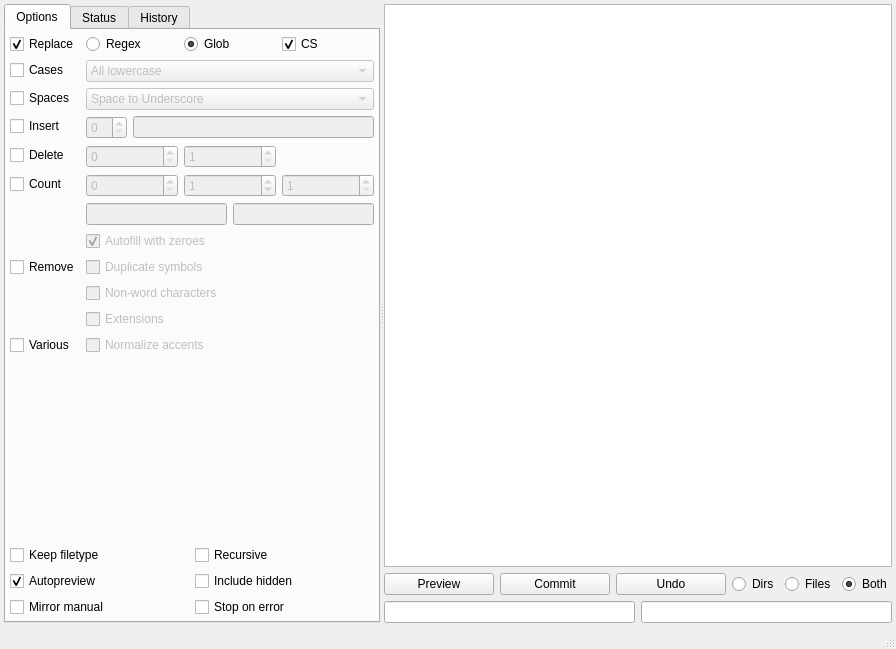
Qt form gui/filebrowser/demimove.ui (gmdfalk/60-days-of-python) before a commit.
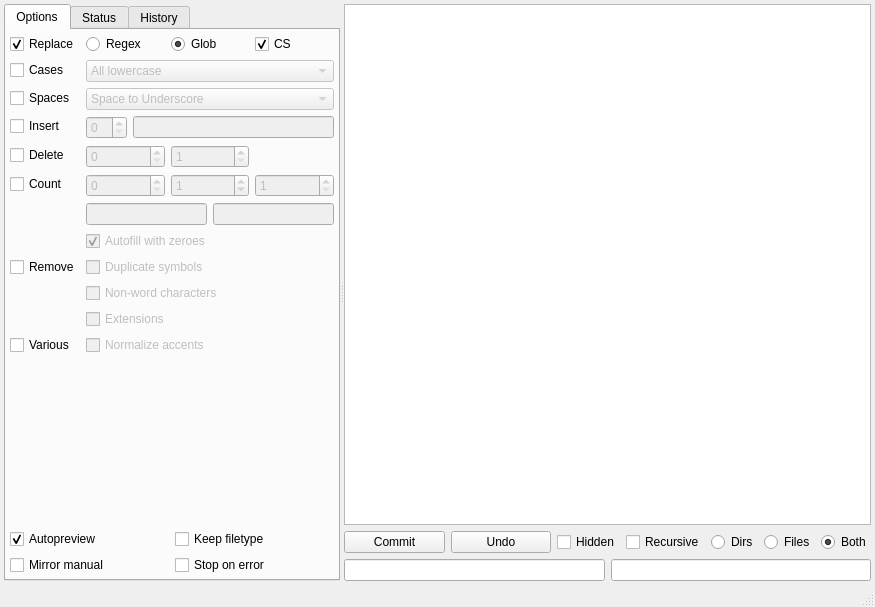
The same form after that commit.

Diff of the .ui file:
```diff
--- a/gui/filebrowser/demimove.ui
+++ b/gui/filebrowser/demimove.ui
@@ -6,8 +6,8 @@
    <rect>
     <x>0</x>
     <y>0</y>
-    <width>896</width>
-    <height>649</height>
+    <width>875</width>
+    <height>607</height>
    </rect>
   </property>
   <property name="windowTitle">
@@ -26,7 +26,7 @@
       <widget class="QTabWidget" name="treewidget">
        <property name="minimumSize">
         <size>
-         <width>242</width>
+         <width>264</width>
          <height>0</height>
         </size>
        </property>
@@ -440,26 +440,6 @@
          </item>
          <item>
           <layout class="QGridLayout" name="optiongrid" rowstretch="0,0,0" columnstretch="0,0">
-           <item row="0" column="0">
-            <widget class="QCheckBox" name="extensioncheck">
-             <property name="toolTip">
-              <string>&lt;html&gt;&lt;head/&gt;&lt;body&gt;&lt;p&gt;&lt;span style=&quot; font-weight:600;&quot;&gt;Preserve Extensions&lt;/span&gt;&lt;/p&gt;&lt;p&gt;Only the edit the basename of the file. Leave the extension untouched.&lt;/p&gt;&lt;/body&gt;&lt;/html&gt;</string>
-             </property>
-             <property name="text">
-              <string>Keep filetype</string>
-             </property>
-             <property name="checked">
-              <bool>false</bool>
-             </property>
-            </widget>
-           </item>
-           <item row="0" column="1">
-            <widget class="QCheckBox" name="recursivecheck">
-             <property name="text">
-              <string>Recursive</string>
-             </property>
-            </widget>
-           </item>
            <item row="1" column="0">
             <widget class="QCheckBox" name="autopreviewcheck">
              <property name="toolTip">
@@ -473,16 +453,6 @@
              </property>
             </widget>
            </item>
-           <item row="1" column="1">
-            <widget class="QCheckBox" name="hiddencheck">
-             <property name="toolTip">
-              <string>&lt;html&gt;&lt;head/&gt;&lt;body&gt;&lt;p&gt;&lt;span style=&quot; font-weight:600;&quot;&gt;Include Hidden&lt;/span&gt;&lt;/p&gt;&lt;p&gt;Include hidden files and/or directories in the potential targets.&lt;/p&gt;&lt;/body&gt;&lt;/html&gt;</string>
-             </property>
-             <property name="text">
-              <string>Include hidden</string>
-             </property>
-            </widget>
-           </item>
            <item row="2" column="0">
             <widget class="QCheckBox" name="mirrorcheck">
              <property name="toolTip">
@@ -503,6 +473,19 @@
              </property>
             </widget>
            </item>
+           <item row="1" column="1">
+            <widget class="QCheckBox" name="extensioncheck">
+             <property name="toolTip">
+              <string>&lt;html&gt;&lt;head/&gt;&lt;body&gt;&lt;p&gt;&lt;span style=&quot; font-weight:600;&quot;&gt;Preserve Extensions&lt;/span&gt;&lt;/p&gt;&lt;p&gt;Only the edit the basename of the file. Leave the extension untouched.&lt;/p&gt;&lt;/body&gt;&lt;/html&gt;</string>
+             </property>
+             <property name="text">
+              <string>Keep filetype</string>
+             </property>
+             <property name="checked">
+              <bool>false</bool>
+             </property>
+            </widget>
+           </item>
           </layout>
          </item>
         </layout>
@@ -550,14 +533,7 @@
          </layout>
         </item>
         <item>
-         <layout class="QHBoxLayout" name="buttonlayout">
-          <item>
-           <widget class="QPushButton" name="previewbutton">
-            <property name="text">
-             <string>Preview</string>
-            </property>
-           </widget>
-          </item>
+         <layout class="QHBoxLayout" name="buttonlayout" stretch="1,1,3">
           <item>
            <widget class="QPushButton" name="commitbutton">
             <property name="toolTip">
@@ -580,6 +556,23 @@
           </item>
           <item>
            <layout class="QHBoxLayout" name="fileradiolayout">
+            <item>
+             <widget class="QCheckBox" name="hiddencheck">
+              <property name="toolTip">
+               <string>&lt;html&gt;&lt;head/&gt;&lt;body&gt;&lt;p&gt;&lt;span style=&quot; font-weight:600;&quot;&gt;Include Hidden&lt;/span&gt;&lt;/p&gt;&lt;p&gt;Include hidden files and/or directories in the potential targets.&lt;/p&gt;&lt;/body&gt;&lt;/html&gt;</string>
+              </property>
+              <property name="text">
+               <string>Hidden</string>
+              </property>
+             </widget>
+            </item>
+            <item>
+             <widget class="QCheckBox" name="recursivecheck">
+              <property name="text">
+               <string>Recursive</string>
+              </property>
+             </widget>
+            </item>
             <item>
              <widget class="QRadioButton" name="dirsradio">
               <property name="toolTip">
```
